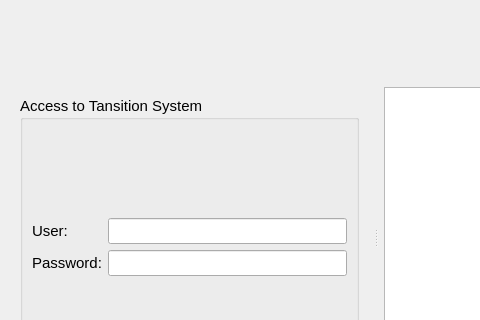
The window that asistente_ladm_col/ui/dialogs/dlg_login_st.ui (SwissTierrasColombia/Asistente-LADM-COL) describes before a commit, drawn with Qt 5; both pictures show x 0 to 480 and y 0 to 320 of the 651 by 425 pixel window.
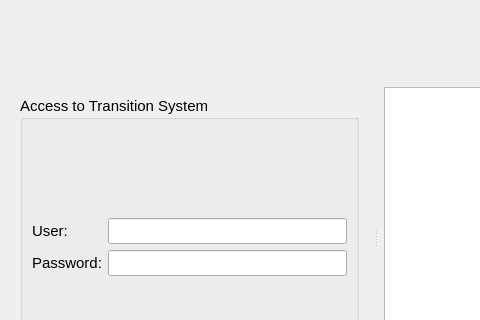
The same window after the commit. Icons and pictures are not drawn. Custom widgets are drawn as their Qt base class.

Commit message: [gui] Show icons for toolbar menus

What changed in the file:
```diff
--- a/asistente_ladm_col/ui/dialogs/dlg_login_st.ui
+++ b/asistente_ladm_col/ui/dialogs/dlg_login_st.ui
@@ -44,7 +44,7 @@
           </font>
          </property>
          <property name="title">
-          <string>Access to Tansition System</string>
+          <string>Access to Transition System</string>
          </property>
          <layout class="QGridLayout" name="gridLayout_3">
           <item row="0" column="0">
```
The commit also changes 2 other files.
